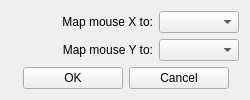
Above: ftnoir_protocol_mouse/ftnoir_mousecontrols.ui from opentrack/opentrack before the change. Below: the same form after it.
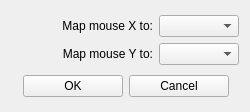
That is the form after the change. Icons and pictures are not drawn.

The edit to the form file:
```diff
--- a/ftnoir_protocol_mouse/ftnoir_mousecontrols.ui
+++ b/ftnoir_protocol_mouse/ftnoir_mousecontrols.ui
@@ -7,7 +7,7 @@
     <x>0</x>
     <y>0</y>
     <width>250</width>
-    <height>99</height>
+    <height>112</height>
    </rect>
   </property>
   <property name="windowTitle">
```
Left out of the diff: 3 changed lines with no effect on the pictures.
